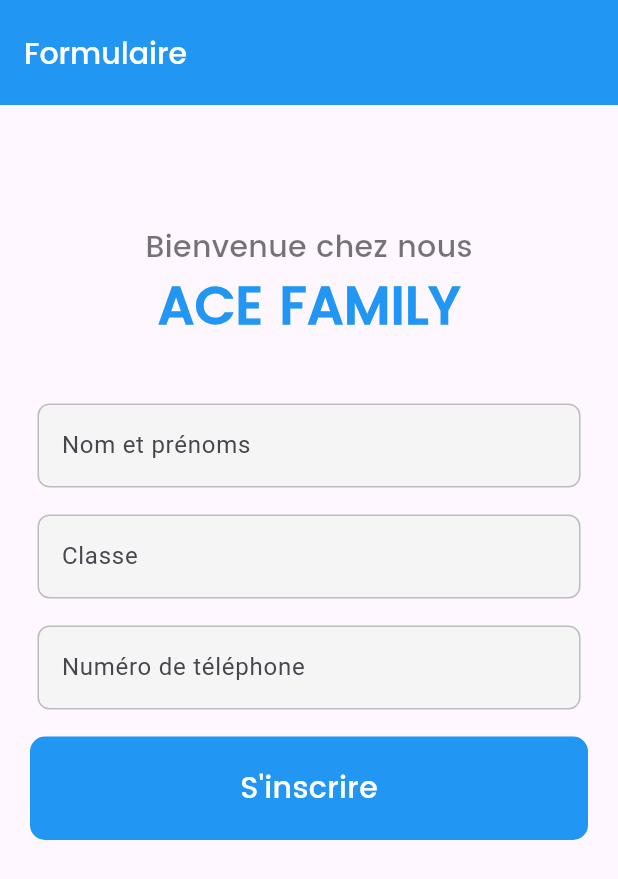
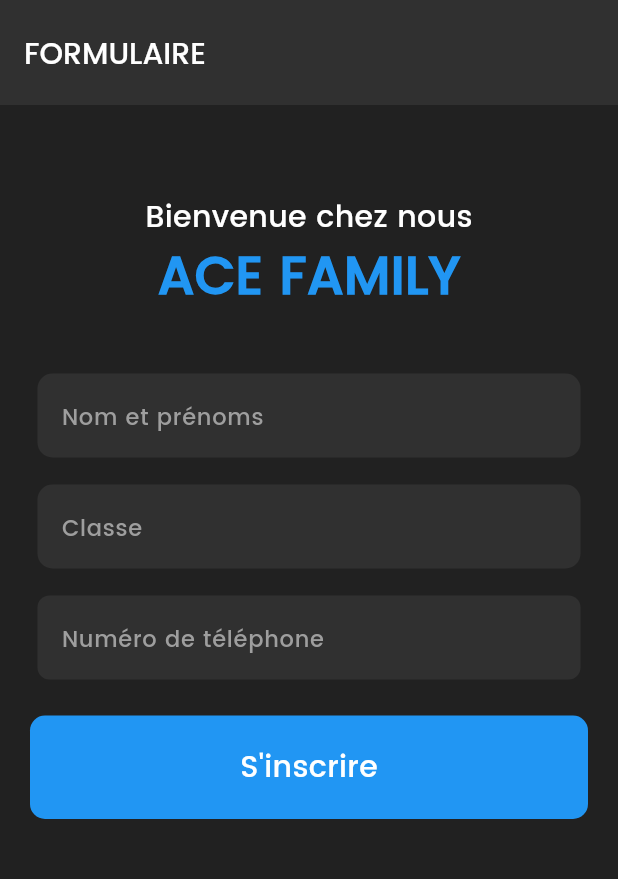
Before and after one commit to Isaac1676/ACE_APP, a Flutter app: the FormPage screen opened directly, on a phone screen of 412 x 824 dp. Shown: the top 879 px of the screen. Run offline on Flutter 3.47's test engine with Material 3 defaults, Android fonts, the phone set to English and light mode, and no system bars.

Commit message:
add some features

```diff
--- a/lib/components/bar_bottom.dart
+++ b/lib/components/bar_bottom.dart
@@ -17,6 +17,7 @@ class _BottomNavigationState extends State<BottomNavigation> {
   @override
   Widget build(BuildContext context) {
     return BottomNavigationBar(
+      backgroundColor: Colors.grey.shade900,
       selectedItemColor: Colors.blue,
       unselectedItemColor: Colors.grey,
       selectedLabelStyle: const TextStyle(
--- a/lib/components/models.dart
+++ b/lib/components/models.dart
@@ -1,8 +1,8 @@
 class User {
   final String name;
-  final String username;
-  final String image;
-  bool isFollowedByMe;
+  final String numPhone;
+  final String classe;
+  bool isConfirmed;
 
-  User(this.name, this.username, this.image, this.isFollowedByMe);
+  User(this.name, this.numPhone, this.classe, this.isConfirmed);
 }
--- a/lib/components/phone.dart
+++ b/lib/components/phone.dart
@@ -18,22 +18,24 @@ class PhoneNumberField extends StatelessWidget {
     return Padding(
       padding: const EdgeInsets.symmetric(horizontal: 5.0),
       child: TextFormField(
+        style: const TextStyle(color: Colors.white, fontFamily: "Poppins"),
         controller: controller,
         decoration: InputDecoration(
           hintText: hintText,
+          hintStyle: TextStyle(fontSize: 15, color: Colors.grey.shade500),
           errorBorder: OutlineInputBorder(
             borderSide: const BorderSide(color: Colors.red),
             borderRadius: BorderRadius.circular(8.0),
           ),
           enabledBorder: OutlineInputBorder(
-            borderSide: BorderSide(color: Colors.grey.shade400),
+            borderSide: BorderSide(color: Colors.transparent),
             borderRadius: BorderRadius.circular(8.0),
           ),
           focusedBorder: OutlineInputBorder(
-            borderSide: BorderSide(color: Colors.blue.shade300),
+            borderSide: BorderSide(color: Colors.white),
             borderRadius: BorderRadius.circular(8.0),
           ),
-          fillColor: Colors.grey.shade100,
+          fillColor: Colors.grey[850],
           filled: true,
           border: OutlineInputBorder(
             borderSide: BorderSide(color: Colors.grey.shade400),
--- a/lib/components/text_field.dart
+++ b/lib/components/text_field.dart
@@ -17,27 +17,29 @@ class MyTextfield extends StatelessWidget {
     return Padding(
       padding: const EdgeInsets.symmetric(horizontal: 5.0),
       child: TextFormField(
+        style: const TextStyle(color: Colors.white, fontFamily: "Poppins"),
         controller: controller,
         decoration: InputDecoration(
           hintText: hintText,
+          hintStyle: TextStyle(fontSize: 15, color: Colors.grey.shade500),
           errorBorder: OutlineInputBorder( // Bordure en cas d'erreur
             borderSide: const BorderSide(color: Colors.red),
-            borderRadius: BorderRadius.circular(8.0),
+            borderRadius: BorderRadius.circular(10.0),
           ),
           enabledBorder: OutlineInputBorder(
-            borderSide: BorderSide(color: Colors.grey.shade400),
-            borderRadius: BorderRadius.circular(8.0),
+            borderSide: BorderSide(color: Colors.transparent),
+            borderRadius: BorderRadius.circular(10.0),
           ),
           focusedBorder: OutlineInputBorder(
-            borderSide: BorderSide(color: Colors.blue.shade300),
-            borderRadius: BorderRadius.circular(8.0),
+            borderSide: BorderSide(color: Colors.white),
+            borderRadius: BorderRadius.circular(10.0),
           ),
-          fillColor: Colors.grey.shade100,
+          fillColor: Colors.grey[850],
           filled: true,
           // Vérification si une erreur est retournée par le validateur pour utiliser la bordure d'erreur
           border: validator != null ? OutlineInputBorder(
             borderSide: const BorderSide(color: Colors.red), // Utilisation de la bordure d'erreur
-            borderRadius: BorderRadius.circular(8.0),
+            borderRadius: BorderRadius.circular(10.0),
           ) : null,
         ),
         validator: validator, // Ajout du validateur
--- a/lib/pages/form.dart
+++ b/lib/pages/form.dart
@@ -30,9 +30,10 @@ class _FormPageState extends State<FormPage> {
   @override
   Widget build(BuildContext context) {
     return Scaffold(
+      backgroundColor: Colors.grey[900],
       appBar: AppBar(
         title: const Text(
-          "Formulaire",
+          "FORMULAIRE",
           style: TextStyle(
             fontFamily: "Poppins",
             fontSize: 20,
@@ -40,7 +41,7 @@ class _FormPageState extends State<FormPage> {
           ),
         ),
         toolbarHeight: 70,
-        backgroundColor: Colors.blue,
+        backgroundColor: Colors.grey[850],
       ),
       body: SingleChildScrollView(
         child: Padding(
@@ -50,7 +51,7 @@ class _FormPageState extends State<FormPage> {
             child: Column(
               crossAxisAlignment: CrossAxisAlignment.center,
               children: [
-                const SizedBox(height: 60),
+                const SizedBox(height: 40),
                 const Row(
                   mainAxisAlignment: MainAxisAlignment.center,
                   children: [
@@ -59,7 +60,7 @@ class _FormPageState extends State<FormPage> {
                       style: TextStyle(
                         fontFamily: "Poppins",
                         fontSize: 20,
-                        color: Colors.black54,
+                        color: Colors.white,
                       ),
                     ),
                   ],
@@ -111,7 +112,7 @@ class _FormPageState extends State<FormPage> {
                     return null;
                   },
                 ),
-                const SizedBox(height: 18),
+                const SizedBox(height: 24),
                 GestureDetector(
                   onTap: () {
                     if (_formKey.currentState!.validate()) {
```
Also changed, not shown: lib/pages/home.dart (+37 -32 lines).
